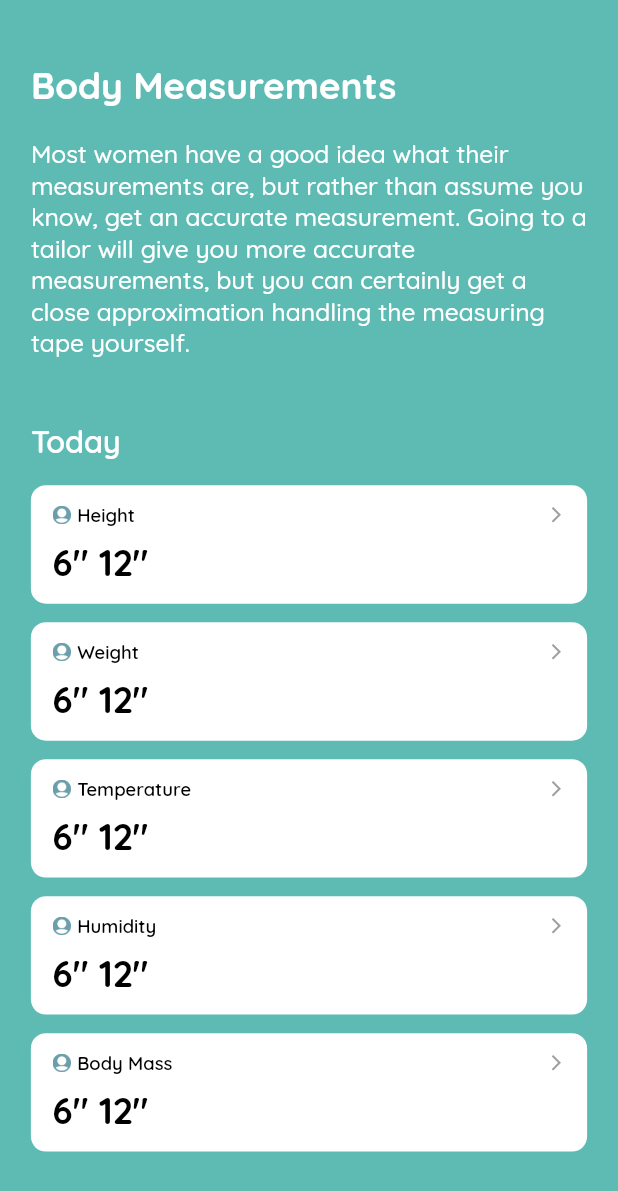
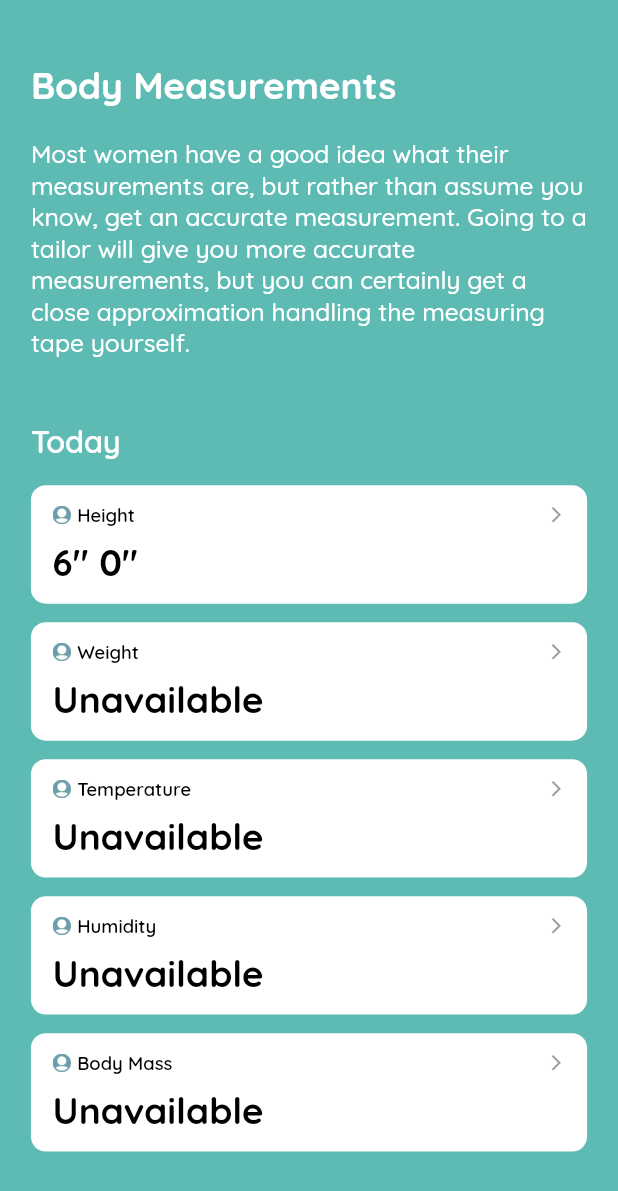
Before and after one commit to danielonettey/healthTap, a Flutter app: the CategoryPage screen opened directly, after a tap on "Body Measurements", on a phone screen of 412 x 824 dp. Shown: the top 1191 px of the screen. Run offline on Flutter 3.47's test engine with Material 2 defaults, Android fonts, the phone set to English and light mode, and no system bars; missing offline and left inert: nfc_in_flutter.

Commit message:
corrected category pages

```diff
--- a/lib/subcategorypage.dart
+++ b/lib/subcategorypage.dart
@@ -1,4 +1,3 @@
-import 'dart:ffi';
 
 import 'package:flutter/material.dart';
 
@@ -9,7 +8,7 @@ class SubCategoryPage extends StatefulWidget {
   final String title;
   final String image;
   final String subtitle;
-  final List subcategories;
+  final Map subcategories;
 
 
   const SubCategoryPage({Key key, this.title, this.image, this.subtitle, this.subcategories}) : super(key: key);
@@ -22,16 +21,16 @@ class _SubCategoryPageState extends State<SubCategoryPage> {
   final _subcategories = {
     'Body Measurements': {
       'Height' : '6" 0"',
-      'Weight': null,
-      'Temperature': null,
-      'Humidity': null,
-      'Body Mass': null},
+      'Weight': 'Unavailable',
+      'Temperature': 'Unavailable',
+      'Humidity': 'Unavailable',
+      'Body Mass': 'Unavailable'},
     'Heart Rate': {
       'Height' : '6" 0"',
-      'Weight': null,
-      'Temperature': null,
-      'Humidity': null,
-      'Body Mass': null
+      'Weight': 'Unavailable',
+      'Temperature': 'Unavailable',
+      'Humidity': 'Unavailable',
+      'Body Mass': 'Unavailable'
     },
   };
 
@@ -42,7 +41,8 @@ class _SubCategoryPageState extends State<SubCategoryPage> {
       'Temperature',
       'Humidity',
       'Body Mass'
-    ]
+    ],
+
   };
 
   @override
@@ -104,49 +104,9 @@ class _SubCategoryPageState extends State<SubCategoryPage> {
                   ),
                 ),
               ),
-
-//              Column(
-//                children: _subcategories[widget.title].map((item, result) => MapEntry(item, result) ).,
-//              )
-
               Column(
-                children: _subcategors[widget.title].map((item) => SubCategory(name: item.toString(),image: widget.image,answer: '6" 12"',)).toList(),
+                children: _subcategories[widget.title].entries.map((item) => SubCategory(name: item.key.toString(),image: widget.image,answer: item.value.toString(),)).toList(),
               )
-
-//              SubCategory(name: item.toString(),image: widget.image,answer: result,)
-
-
-
-//              Container(
-//                alignment: Alignment.bottomLeft,
-//                padding: EdgeInsets.only(bottom: height * 0.02),
-//                child: Text(
-//                  'No Data Available',
-//                  style: TextStyle(
-//                      color: Colors.white,
-//                      fontSize: width * 0.05,
-//                      fontWeight: FontWeight.w600
-//                  ),
-//                ),
-//              ),
-//              Container(
-//                padding: EdgeInsets.symmetric(vertical: width * 0.01, horizontal: width * 0.05),
-//                width: width,
-//                decoration: BoxDecoration(
-//                    color: Colors.white,
-//                    borderRadius: BorderRadius.all(Radius.circular(10))
-//                ),
-//                child: Column(
-//                  children: <Widget>[
-//                    Category(name: 'Height',sub: true,),
-//                    Category(name: 'Height',sub: true,),
-//                    Category(name: 'Height',sub: true,),
-//                    Category(name: 'Height',sub: true,),
-//                    Category(name: 'Height',sub: true,),
-//                    Category(name: 'Height',sub: true,last: true,),
-//                  ],
-//                ),
-//              )
             ],
           ),
         ),
@@ -183,7 +143,10 @@ class _SubCategoryState extends State<SubCategory> {
         onTap: ()=>Navigator.push(
             context,
             MaterialPageRoute(
-                builder: (context) => CategoryDetails()
+                builder: (context) => CategoryDetails(
+                  name: widget.name,
+                  answer: widget.answer,
+                )
             )
         ),
 
```
Also changed, not shown: lib/addDetail.dart (+6 -5 lines), lib/categorydetails.dart (+32 -15 lines), lib/categorypage.dart (+16 -28 lines).
